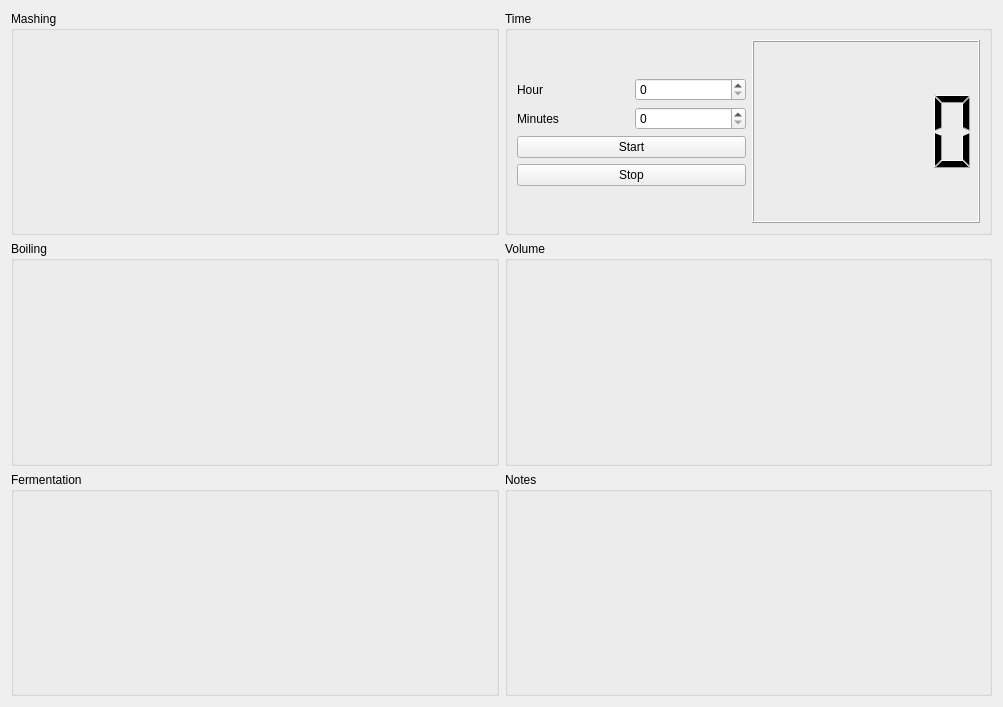
Above: src/gui/central_widget.ui from Brasserie-De-Toulbroch/druid before the change. Below: the same form after it.
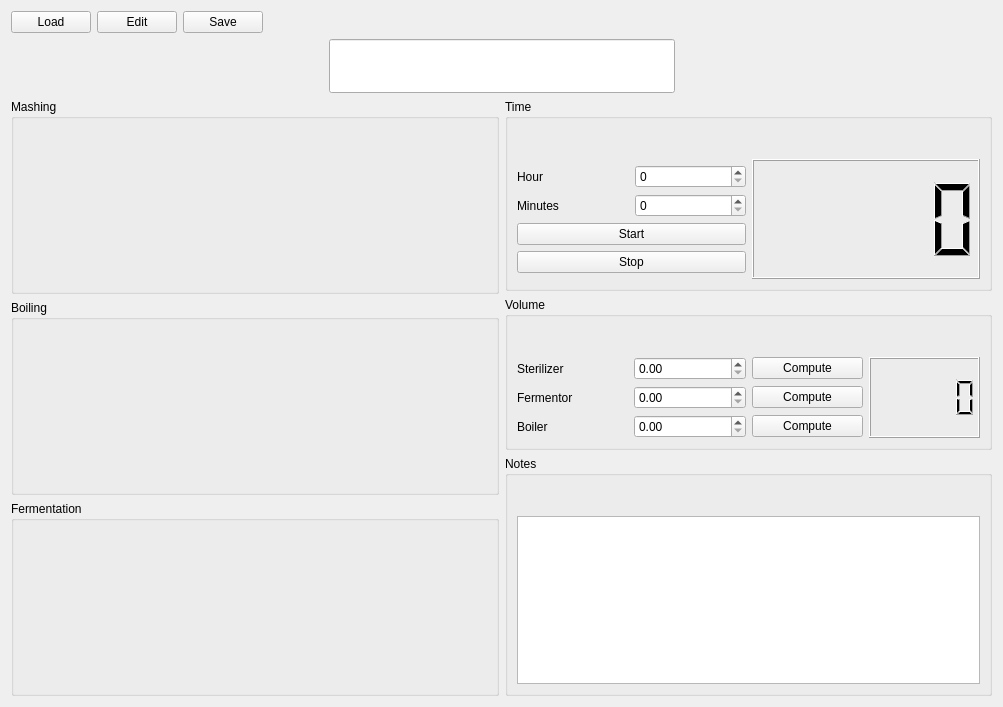
That is the form after the change.

Commit message: Update UI with note, title and toolbar

```diff
--- a/src/gui/central_widget.ui
+++ b/src/gui/central_widget.ui
@@ -13,14 +13,26 @@
   <property name="windowTitle">
    <string>Form</string>
   </property>
-  <layout class="QHBoxLayout" name="horizontalLayout_2">
-   <item>
-    <layout class="QVBoxLayout" name="verticalLayout_2">
+  <layout class="QGridLayout" name="gridLayout_3" columnstretch="1,1" columnminimumwidth="1,1">
+   <item row="4" column="0">
+    <layout class="QVBoxLayout" name="verticalLayout_2" stretch="1,1,1">
      <item>
       <widget class="QGroupBox" name="groupBox_3">
        <property name="title">
         <string>Mashing</string>
        </property>
+       <layout class="QGridLayout" name="gridLayout_5">
+        <property name="topMargin">
+         <number>40</number>
+        </property>
+        <item row="3" column="0">
+         <widget class="QLabel" name="label_6">
+          <property name="text">
+           <string/>
+          </property>
+         </widget>
+        </item>
+       </layout>
       </widget>
      </item>
      <item>
@@ -28,6 +40,11 @@
        <property name="title">
         <string>Boiling</string>
        </property>
+       <layout class="QGridLayout" name="gridLayout_6">
+        <property name="topMargin">
+         <number>40</number>
+        </property>
+       </layout>
       </widget>
      </item>
      <item>
@@ -39,7 +56,48 @@
      </item>
     </layout>
    </item>
-   <item>
+   <item row="0" column="0" colspan="2">
+    <layout class="QHBoxLayout" name="horizontalLayout_2">
+     <property name="topMargin">
+      <number>0</number>
+     </property>
+     <item>
+      <widget class="QPushButton" name="pushButton_2">
+       <property name="text">
+        <string>Load</string>
+       </property>
+      </widget>
+     </item>
+     <item>
+      <widget class="QPushButton" name="pushButton_6">
+       <property name="text">
+        <string>Edit</string>
+       </property>
+      </widget>
+     </item>
+     <item>
+      <widget class="QPushButton" name="pushButton">
+       <property name="text">
+        <string>Save</string>
+       </property>
+      </widget>
+     </item>
+     <item>
+      <spacer name="horizontalSpacer_2">
+       <property name="orientation">
+        <enum>Qt::Horizontal</enum>
+       </property>
+       <property name="sizeHint" stdset="0">
+        <size>
+         <width>40</width>
+         <height>20</height>
+        </size>
+       </property>
+      </spacer>
+     </item>
+    </layout>
+   </item>
+   <item row="4" column="1">
     <layout class="QVBoxLayout" name="verticalLayout">
      <item>
       <widget class="QGroupBox" name="groupBox_6">
@@ -47,6 +105,9 @@
         <string>Time</string>
        </property>
        <layout class="QGridLayout" name="gridLayout">
+        <property name="topMargin">
+         <number>40</number>
+        </property>
         <item row="1" column="1" rowspan="5">
          <widget class="QLCDNumber" name="_time_lcd"/>
         </item>
@@ -102,6 +163,65 @@
        <property name="title">
         <string>Volume</string>
        </property>
+       <layout class="QGridLayout" name="gridLayout_4">
+        <property name="topMargin">
+         <number>40</number>
+        </property>
+        <item row="1" column="2">
+         <widget class="QPushButton" name="pushButton_3">
+          <property name="text">
+           <string>Compute</string>
+          </property>
+         </widget>
+        </item>
+        <item row="2" column="2">
+         <widget class="QPushButton" name="pushButton_4">
+          <property name="text">
+           <string>Compute</string>
+          </property>
+         </widget>
+        </item>
+        <item row="1" column="0">
+         <widget class="QLabel" name="label_3">
+          <property name="text">
+           <string>Fermentor</string>
+          </property>
+         </widget>
+        </item>
+        <item row="2" column="0">
+         <widget class="QLabel" name="label_4">
+          <property name="text">
+           <string>Boiler</string>
+          </property>
+         </widget>
+        </item>
+        <item row="1" column="1">
+         <widget class="QDoubleSpinBox" name="doubleSpinBox"/>
+        </item>
+        <item row="2" column="1">
+         <widget class="QDoubleSpinBox" name="doubleSpinBox_2"/>
+        </item>
+        <item row="0" column="0">
+         <widget class="QLabel" name="label_5">
+          <property name="text">
+           <string>Sterilizer</string>
+          </property>
+         </widget>
+        </item>
+        <item row="0" column="1">
+         <widget class="QDoubleSpinBox" name="doubleSpinBox_3"/>
+        </item>
+        <item row="0" column="2">
+         <widget class="QPushButton" name="pushButton_5">
+          <property name="text">
+           <string>Compute</string>
+          </property>
+         </widget>
+        </item>
+        <item row="0" column="3" rowspan="3">
+         <widget class="QLCDNumber" name="lcdNumber"/>
+        </item>
+       </layout>
       </widget>
      </item>
      <item>
@@ -109,6 +229,14 @@
        <property name="title">
         <string>Notes</string>
        </property>
+       <layout class="QHBoxLayout" name="horizontalLayout_4">
+        <property name="topMargin">
+         <number>40</number>
+        </property>
+        <item>
+         <widget class="QPlainTextEdit" name="plainTextEdit"/>
+        </item>
+       </layout>
        <zorder>groupBox_6</zorder>
        <zorder>groupBox_6</zorder>
        <zorder>groupBox_6</zorder>
@@ -116,6 +244,51 @@
      </item>
     </layout>
    </item>
+   <item row="2" column="0" colspan="2">
+    <layout class="QHBoxLayout" name="horizontalLayout_5">
+     <property name="topMargin">
+      <number>0</number>
+     </property>
+     <item>
+      <spacer name="horizontalSpacer_3">
+       <property name="orientation">
+        <enum>Qt::Horizontal</enum>
+       </property>
+       <property name="sizeHint" stdset="0">
+        <size>
+         <width>40</width>
+         <height>20</height>
+        </size>
+       </property>
+      </spacer>
+     </item>
+     <item>
+      <widget class="QLineEdit" name="lineEdit_7">
+       <property name="font">
+        <font>
+         <pointsize>30</pointsize>
+        </font>
+       </property>
+       <property name="alignment">
+        <set>Qt::AlignCenter</set>
+       </property>
+      </widget>
+     </item>
+     <item>
+      <spacer name="horizontalSpacer">
+       <property name="orientation">
+        <enum>Qt::Horizontal</enum>
+       </property>
+       <property name="sizeHint" stdset="0">
+        <size>
+         <width>40</width>
+         <height>20</height>
+        </size>
+       </property>
+      </spacer>
+     </item>
+    </layout>
+   </item>
   </layout>
   <zorder>groupBox_3</zorder>
   <zorder>verticalLayoutWidget_2</zorder>
```
Left out of the diff: 8 changed lines with no effect on the pictures.
